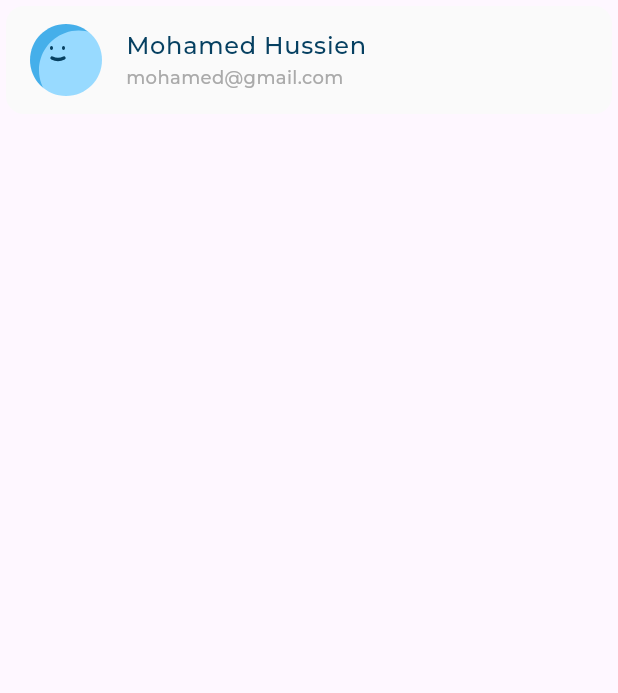
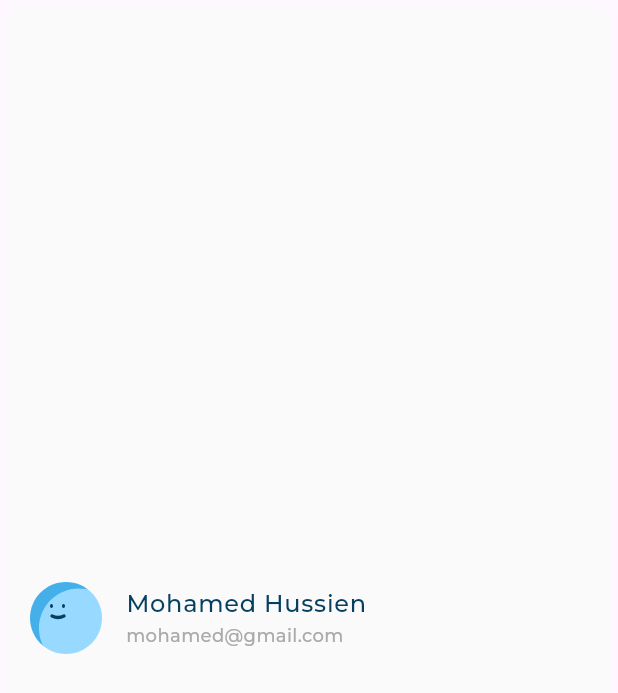
Before and after one commit to Mohamed-Husien/responsive_dash_board, a Flutter app: the UsrInfoListTile widget shown alone on an empty page, opened directly with sample values from the repository, on a phone screen of 412 x 824 dp. Shown: the top 693 px of the screen. Run offline on Flutter 3.47's test engine with Material 3 defaults, Android fonts, the phone set to English and light mode, and no system bars; our stand-ins replace flutter_svg; project files that could hold a hidden picture were left out.

Commit message:
way one to set height for horizontal list view

```diff
--- a/lib/widgets/latest_transactions_list_view.dart
+++ b/lib/widgets/latest_transactions_list_view.dart
@@ -22,7 +22,7 @@ class LatestTransactionsListView extends StatelessWidget {
   @override
   Widget build(BuildContext context) {
     return SizedBox(
-      height: 200,
+      height: 70,
       child: ListView.builder(
           scrollDirection: Axis.horizontal,
           itemCount: items.length,
--- a/lib/widgets/usr_info_list_tile.dart
+++ b/lib/widgets/usr_info_list_tile.dart
@@ -14,6 +14,7 @@ class UsrInfoListTile extends StatelessWidget {
     return Card(
       color: const Color(0xFFFAFAFA),
       elevation: 0,
+      child: Center(
         child: ListTile(
           leading: SvgPicture.asset(userInfoMnodel.image),
           title: Text(
@@ -25,6 +26,7 @@ class UsrInfoListTile extends StatelessWidget {
             style: AppStyle.styleRegular12,
           ),
         ),
+      ),
     );
   }
 }
```
Lines whose indentation alone changed are shown as unchanged.
